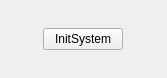
player39/Docking-Mobile-Terminal, file ui/uiInitWidget.ui: the form before one commit.
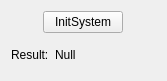
The form after the commit.

Patch:
```diff
--- a/ui/uiInitWidget.ui
+++ b/ui/uiInitWidget.ui
@@ -7,15 +7,30 @@
     <x>0</x>
     <y>0</y>
     <width>167</width>
-    <height>78</height>
+    <height>81</height>
    </rect>
   </property>
   <property name="windowTitle">
    <string>uiInitWidget</string>
   </property>
-  <layout class="QGridLayout" name="gridLayout_2">
-   <item row="0" column="0">
-    <layout class="QGridLayout" name="gridLayout">
+  <layout class="QVBoxLayout" name="verticalLayout_2">
+   <item>
+    <layout class="QVBoxLayout" name="verticalLayout">
+     <item>
+      <layout class="QGridLayout" name="gridLayout" rowstretch="0">
+       <item row="0" column="2">
+        <spacer name="horizontalSpacer_2">
+         <property name="orientation">
+          <enum>Qt::Horizontal</enum>
+         </property>
+         <property name="sizeHint" stdset="0">
+          <size>
+           <width>40</width>
+           <height>20</height>
+          </size>
+         </property>
+        </spacer>
+       </item>
      <item row="0" column="0">
       <spacer name="horizontalSpacer">
        <property name="orientation">
@@ -36,18 +51,25 @@
        </property>
       </widget>
      </item>
-     <item row="0" column="2">
-      <spacer name="horizontalSpacer_2">
-       <property name="orientation">
-        <enum>Qt::Horizontal</enum>
-       </property>
-       <property name="sizeHint" stdset="0">
-        <size>
-         <width>40</width>
-         <height>20</height>
-        </size>
-       </property>
-      </spacer>
+      </layout>
+     </item>
+     <item>
+      <layout class="QHBoxLayout" name="horizontalLayout" stretch="1,4">
+       <item>
+        <widget class="QLabel" name="label_InitResultTitle">
+         <property name="text">
+          <string>Result:</string>
+         </property>
+        </widget>
+       </item>
+       <item>
+        <widget class="QLabel" name="label_InitResult">
+         <property name="text">
+          <string>Null</string>
+         </property>
+        </widget>
+       </item>
+      </layout>
      </item>
     </layout>
    </item>
```
Lines whose indentation alone changed are shown as unchanged.
